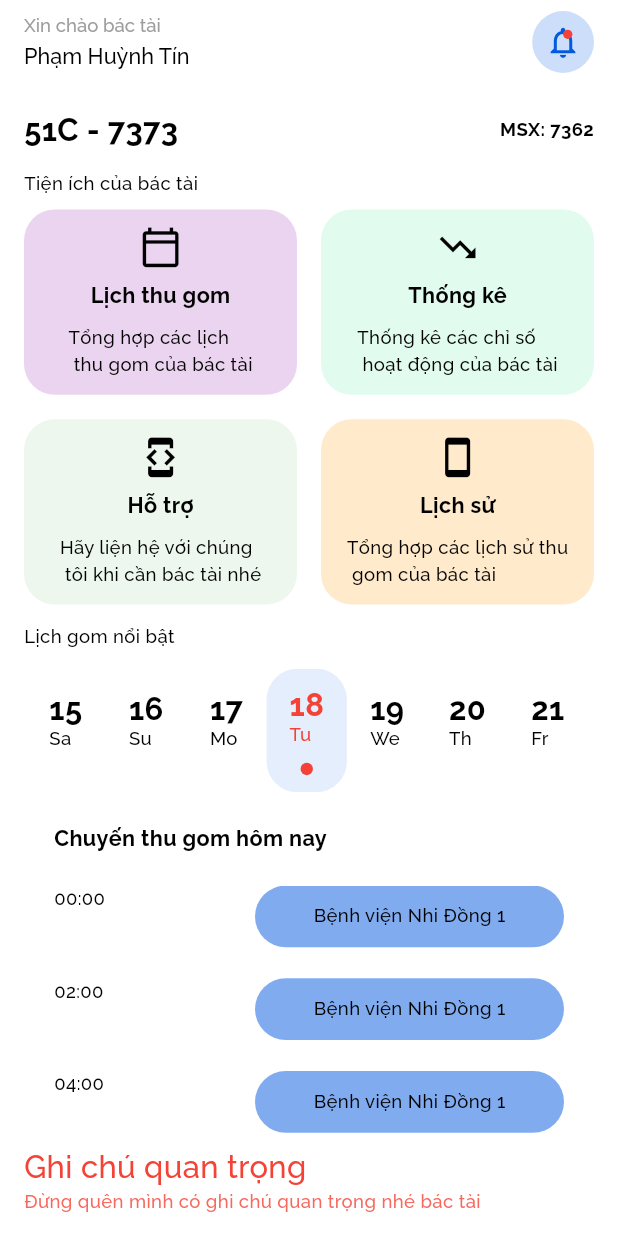
After one commit to Manh-IT-K2/AppMTAC, a Flutter app: the screen it shows after launch, after a tap on an icon or button, on a phone screen of 412 x 824 dp. The commit adds this screen. Run offline on Flutter 3.47's test engine with Material 3 defaults, Android fonts, the light colour scheme and no system bars; our stand-ins replace device_preview, get, image_picker, sizer; network calls fail.

Commit message:
create ui dashboard driver

```diff
--- a/mtac/lib/routes/app_pages.dart
+++ b/mtac/lib/routes/app_pages.dart
@@ -1,5 +1,6 @@
 import 'package:get/get.dart';
 import 'package:mtac/routes/app_routes.dart';
+import 'package:mtac/views/driver/driver_screen.dart';
 import 'package:mtac/views/main_screen.dart';
 import 'package:mtac/views/schedule/handover_record_screen.dart';
 import 'package:mtac/views/schedule/map_screen.dart';
@@ -10,7 +11,7 @@ class AppPages {
   static final routes = [
     GetPage(
       name: AppRoutes.MAIN,
-      page: () => MainScreen(),
+      page: () => const MainScreen(),
     ),
     GetPage(
       name: AppRoutes.SCHEDULECOLLECTION,
@@ -28,5 +29,9 @@ class AppPages {
       name: AppRoutes.MAP,
       page: () => MapScreen(),
     ),
+    GetPage(
+      name: AppRoutes.DRIVER,
+      page: () => const DriverScreen(),
+    ),
   ];
 }
--- a/mtac/lib/routes/app_routes.dart
+++ b/mtac/lib/routes/app_routes.dart
@@ -5,5 +5,6 @@ class AppRoutes {
   static const MAP = "/map";
   static const SCHEDULECOLLECTION = "/scheduleCollection";
   static const HANDOVERRECORD = "/handoverRecord";
+  static const DRIVER = "/driver";
 
 }
--- /dev/null
+++ b/mtac/lib/views/driver/driver_screen.dart
@@ -0,0 +1,518 @@
+import 'package:flutter/material.dart';
+import 'package:mtac/themes/color.dart';
+import 'package:mtac/utils/theme_text.dart';
+import 'package:sizer/sizer.dart';
+
+class DriverScreen extends StatefulWidget {
+  const DriverScreen({super.key});
+
+  @override
+  State<DriverScreen> createState() => _DriverScreenState();
+}
+
+class _DriverScreenState extends State<DriverScreen> {
+  late DateTime _currentDate;
+  late List<DateTime> _daysInMonth;
+  late ScrollController _scrollController;
+
+  // Danh sách tên viết tắt của các thứ trong tuần (Bắt đầu từ Thứ 2 - Chủ nhật)
+  final List<String> _weekdays = ["Mo", "Tu", "We", "Th", "Fr", "Sa", "Su"];
+
+  @override
+  void initState() {
+    super.initState();
+    _currentDate = DateTime.now();
+    _daysInMonth = _generateDaysInMonth(_currentDate);
+    _scrollController = ScrollController();
+    // Delay 100ms để đảm bảo danh sách được build trước khi cuộn
+    WidgetsBinding.instance.addPostFrameCallback((_) {
+      _scrollToToday();
+    });
+  }
+
+  @override
+  void dispose() {
+    _scrollController.dispose();
+    super.dispose();
+  }
+
+  List<DateTime> _generateDaysInMonth(DateTime date) {
+    int daysInMonth = DateTime(date.year, date.month + 1, 0).day;
+    return List.generate(
+        daysInMonth, (index) => DateTime(date.year, date.month, index + 1));
+  }
+
+  List<String> tripTimes = List.generate(12, (index) {
+    int hour = index * 2; // 00:00, 02:00, 04:00, ..., 22:00
+    return '${hour.toString().padLeft(2, '0')}:00';
+  });
+
+  // Hàm lấy tên viết tắt của thứ trong tuần
+  String _getWeekdayShortName(DateTime date) {
+    int weekdayIndex = date.weekday -
+        1; // `DateTime.weekday` trả về 1 -> 7 (Thứ 2 -> Chủ nhật)
+    return _weekdays[weekdayIndex];
+  }
+
+  void _scrollToToday() {
+    int todayIndex = _daysInMonth.indexWhere((day) =>
+        day.day == _currentDate.day &&
+        day.month == _currentDate.month &&
+        day.year == _currentDate.year);
+
+    if (todayIndex != -1) {
+      WidgetsBinding.instance.addPostFrameCallback((_) {
+        double itemWidth = 13.w + 1; // Kích thước item + khoảng cách
+        double screenWidth = 100.w;
+        double scrollOffset =
+            (todayIndex * itemWidth) - (screenWidth / 2) + (itemWidth / 2);
+
+        _scrollController.animateTo(
+          scrollOffset.clamp(0, _scrollController.position.maxScrollExtent),
+          duration: const Duration(milliseconds: 500),
+          curve: Curves.easeInOut,
+        );
+      });
+    }
+  }
+
+  @override
+  Widget build(BuildContext context) {
+    return Scaffold(
+      appBar: AppBar(
+        automaticallyImplyLeading: false,
+        backgroundColor: Colors.white,
+        title: Row(
+          mainAxisAlignment: MainAxisAlignment.spaceBetween,
+          children: [
+            Text.rich(
+              TextSpan(
+                text: "Xin chào bác tài\n",
+                style: PrimaryFont.bodyTextMedium()
+                    .copyWith(color: Colors.grey, height: 1.5),
+                children: <TextSpan>[
+                  TextSpan(
+                    text: "Phạm Huỳnh Tín",
+                    style:
+                        PrimaryFont.medium(3.5.w).copyWith(color: Colors.black),
+                  ),
+                ],
+              ),
+            ),
+            Container(
+              width: 10.w,
+              height: 10.w,
+              decoration: BoxDecoration(
+                color: kPrimaryColor.withOpacity(0.2),
+                borderRadius: BorderRadius.circular(10.w),
+              ),
+              child: Stack(
+                children: [
+                  Center(
+                    child: Icon(
+                      Icons.notifications_none_outlined,
+                      size: 6.w,
+                      color: kPrimaryColor,
+                    ),
+                  ),
+                  Positioned(
+                    top: 3.w,
+                    right: 3.5.w,
+                    child: Container(
+                      width: 1.5.w,
+                      height: 1.5.w,
+                      decoration: BoxDecoration(
+                        color: Colors.red,
+                        borderRadius: BorderRadius.circular(1.5.w),
+                      ),
+                    ),
+                  ),
+                ],
+              ),
+            ),
+          ],
+        ),
+      ),
+      body: Padding(
+        padding: const EdgeInsets.symmetric(horizontal: 16.0, vertical: 16.0),
+        child: SingleChildScrollView(
+          physics: const BouncingScrollPhysics(),
+          child: Column(
+            crossAxisAlignment: CrossAxisAlignment.start,
+            children: [
+              Row(
+                mainAxisAlignment: MainAxisAlignment.spaceBetween,
+                children: [
+                  Text(
+                    "51C - 7373",
+                    style: PrimaryFont.headerTextBold()
+                        .copyWith(color: Colors.black),
+                  ),
+                  Text(
+                    "MSX: 7362",
+                    style: PrimaryFont.bodyTextBold()
+                        .copyWith(color: Colors.black),
+                  ),
+                ],
+              ),
+              SizedBox(
+                height: 3.w,
+              ),
+              Text(
+                "Tiện ích của bác tài",
+                style:
+                    PrimaryFont.bodyTextMedium().copyWith(color: Colors.black),
+              ),
+              Row(
+                children: [
+                  _UtilDriver(
+                    color: Colors.purple.withOpacity(0.2),
+                    icon: Icons.calendar_today_outlined,
+                    title: "Lịch thu gom",
+                    subTitle: "Tổng hợp các lịch\n thu gom của bác tài",
+                  ),
+                  const SizedBox(
+                    width: 16,
+                  ),
+                  _UtilDriver(
+                    color: Colors.greenAccent.withOpacity(0.2),
+                    icon: Icons.trending_down,
+                    title: "Thống kê",
+                    subTitle: "Thống kê các chỉ số\n hoạt động của bác tài",
+                  ),
+                ],
+              ),
+              const SizedBox(
+                height: 8,
+              ),
+              Row(
+                children: [
+                  _UtilDriver(
+                    color: Colors.green.withOpacity(0.1),
+                    icon: Icons.developer_mode_outlined,
+                    title: "Hỗ trợ",
+                    subTitle: "Hãy liện hệ với chúng\n tôi khi cần bác tài nhé",
+                  ),
+                  const SizedBox(
+                    width: 16,
+                  ),
+                  _UtilDriver(
+                    color: Colors.orange.withOpacity(0.2),
+                    icon: Icons.smartphone_outlined,
+                    title: "Lịch sử",
+                    subTitle: "Tổng hợp các lịch sử thu\n gom của bác tài",
+                  ),
+                ],
+              ),
+              SizedBox(
+                height: 3.w,
+              ),
+              Text(
+                "Lịch gom nổi bật",
+                style:
+                    PrimaryFont.bodyTextMedium().copyWith(color: Colors.black),
+              ),
+              SizedBox(
+                height: 3.w,
+              ),
+              SizedBox(
+                height: 20.w,
+                child: ListView.builder(
+                  controller: _scrollController,
+                  scrollDirection: Axis.horizontal,
+                  itemCount: _daysInMonth.length,
+                  itemBuilder: (context, index) {
+                    DateTime day = _daysInMonth[index];
+                    bool isToday = day.day == _currentDate.day &&
+                        day.month == _currentDate.month &&
+                        day.year == _currentDate.year;
+                    return _ItemDayOfWeek(
+                      day: day.day.toString(),
+                      weekdays: _getWeekdayShortName(day),
+                      statusToday: isToday,
+                    );
+                  },
+                ),
+              ),
+              SizedBox(height: 5.w),
+              Padding(
+                padding: const EdgeInsets.symmetric(horizontal: 20),
+                child: Column(
+                  crossAxisAlignment: CrossAxisAlignment.start,
+                  children: [
+                    Text(
+                      "Chuyến thu gom hôm nay",
+                      style:
+                          PrimaryFont.bold(3.5.w).copyWith(color: Colors.black),
+                    ),
+                    SizedBox(height: 5.w),
+                    SizedBox(
+                      height: 42.w,
+                      child: ListView.builder(
+                        shrinkWrap: true, // Quan trọng khi dùng trong Column
+                        // Không cuộn riêng
+                        itemCount: tripTimes.length,
+                        itemBuilder: (context, index) {
+                          return Padding(
+                            padding: EdgeInsets.only(bottom: 5.w),
+                            child: _ItemTripToday(
+                              hour: tripTimes[index],
+                              addressBusiness: 'Bệnh viện Nhi Đồng 1',
+                            ),
+                          );
+                        },
+                      ),
+                    ),
+                  ],
+                ),
+              ),
+              Text(
+                "Ghi chú quan trọng",
+                style:
+                    PrimaryFont.headerTextMedium().copyWith(color: Colors.red),
+              ),
+              Text(
+                "Đừng quên mình có ghi chú quan trọng nhé bác tài",
+                style: PrimaryFont.bodyTextMedium()
+                    .copyWith(color: Colors.red.withOpacity(0.8)),
+              ),
+              const _ItemNoteImportant(
+                title: "Đại học Y Dược",
+                subTitle: "Gom đủ khối lượng...",
+                hour: "12:00",
+              ),
+              const _ItemNoteImportant(
+                title: "Đại học Sài Gòn",
+                subTitle: "Gom đủ khối lượng...",
+                hour: "16:00",
+              ),
+              const _ItemNoteImportant(
+                title: "Đại học Bách Khoa",
+                subTitle: "Gom đủ khối lượng...",
+                hour: "20:00",
+              ),
+              SizedBox(height: 5.w,),
+            ],
+          ),
+        ),
+      ),
+    );
+  }
+}
+
+class _ItemNoteImportant extends StatelessWidget {
+  const _ItemNoteImportant({
+    super.key, required this.title, required this.subTitle, required this.hour,
+  });
+
+  final String title, subTitle, hour;
+
+  @override
+  Widget build(BuildContext context) {
+    return Container(
+      margin: EdgeInsets.only(top: 12),
+      width: double.infinity,
+      height: 18.w,
+      decoration: BoxDecoration(
+        color: Colors.purple.withOpacity(0.5),
+        borderRadius: BorderRadius.circular(3.w),
+      ),
+      child: Row(
+        children: [
+          SizedBox(
+            width: 3.w,
+          ),
+          Container(
+            width: 15.w,
+            height: 15.w,
+            decoration: BoxDecoration(
+              color: Colors.white.withOpacity(0.5),
+              borderRadius: BorderRadius.circular(3.w),
+            ),
+            child: Icon(
+              Icons.calendar_today,
+              size: 8.w,
+              color: Colors.white,
+            ),
+          ),
+          SizedBox(width: 10.w,),
+          Column(
+            crossAxisAlignment: CrossAxisAlignment.start,
+            mainAxisAlignment: MainAxisAlignment.spaceAround,
+            children: [
+               SizedBox(height: 2.w,),
+              Text(
+                title,
+                style: PrimaryFont.bodyTextBold()
+                    .copyWith(color: Colors.white),
+                     maxLines: 1,
+                    overflow: TextOverflow.ellipsis,
+              ),
+              Text(
+                subTitle,
+                style: PrimaryFont.bodyTextMedium()
+                    .copyWith(color: Colors.white),
+                    maxLines: 1,
+                    overflow: TextOverflow.ellipsis,
+              ),
+              Row(
+            children: [
+              Icon(Icons.access_time_filled, size: 5.w, color: Colors.white,),
+              Text(
+                hour,
+                style: PrimaryFont.bodyTextBold()
+                    .copyWith(color: Colors.white),
+              ),
+            ],
+          ),
+          SizedBox(height: 2.w,),
+            ],
+          ),
+
+        ],
+      ),
+    );
+  }
+}
+
+class _ItemTripToday extends StatelessWidget {
+  const _ItemTripToday({
+    super.key,
+    required this.hour,
+    required this.addressBusiness,
+  });
+  final String hour, addressBusiness;
+  @override
+  Widget build(BuildContext context) {
+    return Row(
+      mainAxisAlignment: MainAxisAlignment.spaceBetween,
+      crossAxisAlignment: CrossAxisAlignment.start,
+      children: [
+        Text(
+          hour,
+          style: PrimaryFont.bodyTextMedium().copyWith(color: Colors.black),
+        ),
+        Container(
+          width: 50.w,
+          height: 10.w,
+          decoration: BoxDecoration(
+            color: kPrimaryColor.withOpacity(0.5),
+            borderRadius: BorderRadius.circular(10.w),
+          ),
+          child: Center(
+            child: Text(
+              addressBusiness,
+              style: PrimaryFont.bodyTextMedium().copyWith(color: Colors.black),
+               maxLines: 1,
+                    overflow: TextOverflow.ellipsis,
+            ),
+          ),
+        ),
+      ],
+    );
+  }
+}
+
+class _ItemDayOfWeek extends StatelessWidget {
+  const _ItemDayOfWeek({
+    super.key,
+    required this.day,
+    required this.weekdays,
+    required this.statusToday,
+  });
+
+  final String day, weekdays;
+  final bool statusToday;
+  @override
+  Widget build(BuildContext context) {
+    return Container(
+      width: 13.w,
+      height: 20.w,
+      decoration: BoxDecoration(
+        color:
+            statusToday ? kPrimaryColor.withOpacity(0.1) : Colors.transparent,
+        borderRadius: BorderRadius.circular(5.w),
+      ),
+      child: Column(
+        mainAxisAlignment: MainAxisAlignment.spaceEvenly,
+        children: [
+          Text.rich(
+            TextSpan(
+              text: "$day\n",
+              style: PrimaryFont.headerTextBold().copyWith(
+                  color: statusToday ? Colors.red : Colors.black, height: 1.2),
+              children: <TextSpan>[
+                TextSpan(
+                  text: weekdays,
+                  style: PrimaryFont.bodyTextMedium()
+                      .copyWith(color: statusToday ? Colors.red : Colors.black),
+                ),
+              ],
+            ),
+          ),
+          statusToday
+              ? Container(
+                  width: 2.w,
+                  height: 2.w,
+                  decoration: BoxDecoration(
+                    color: Colors.red,
+                    borderRadius: BorderRadius.circular(2.w),
+                  ),
+                )
+              : const SizedBox(),
+        ],
+      ),
+    );
+  }
+}
+
+class _UtilDriver extends StatelessWidget {
+  const _UtilDriver({
+    super.key,
+    required this.icon,
+    required this.color,
+    required this.title,
+    required this.subTitle,
+  });
+
+  final IconData icon;
+  final Color color;
+  final String title, subTitle;
+  @override
+  Widget build(BuildContext context) {
+    return Container(
+      margin: EdgeInsets.only(top: 2.w),
+      width: 50.w - 24,
+      height: 30.w,
+      decoration: BoxDecoration(
+        color: color,
+        borderRadius: BorderRadius.circular(5.w),
+      ),
+      child: Column(
+        crossAxisAlignment: CrossAxisAlignment.center,
+        mainAxisAlignment: MainAxisAlignment.center,
+        children: [
+          Icon(
+            icon,
+            size: 7.w,
+            color: Colors.black,
+          ),
+          SizedBox(
+            height: 2.w,
+          ),
+          Text(
+            title,
+            style: PrimaryFont.bold(3.5.w).copyWith(color: Colors.black),
+          ),
+          SizedBox(
+            height: 2.w,
+          ),
+          Text(
+            subTitle,
+            style: PrimaryFont.bodyTextMedium().copyWith(color: Colors.black),
+          ),
+        ],
+      ),
+    );
+  }
+}
--- a/mtac/lib/views/home_screen.dart
+++ b/mtac/lib/views/home_screen.dart
@@ -153,6 +153,8 @@ class _BodyHomeScreen extends StatelessWidget {
             onTap: () {
               if (item["text"] == "Sắp lịch") {
                 Get.toNamed(AppRoutes.SCHEDULE);
+              } else if (item["text"] == "Tài xế"){
+                Get.toNamed(AppRoutes.DRIVER);
               }
               // Get.snackbar(
               //   "Notification",
--- a/mtac/lib/views/schedule/handover_record_screen.dart
+++ b/mtac/lib/views/schedule/handover_record_screen.dart
@@ -463,7 +463,7 @@ class _HeaderHandoverRecordScreen extends StatelessWidget {
                   text:
                       " Dự Án Nhà máy sử dụng nước Thải Nhiên liệu Thị Nghè TP.HCM giai đoạn 2.",
                   style:
-                      PrimaryFont.bodyTextLight().copyWith(color: Colors.black),
+                      PrimaryFont.bodyTextBold().copyWith(color: Colors.black),
                 ),
               ],
             ),
```
Also changed, not shown: 1 other file.
